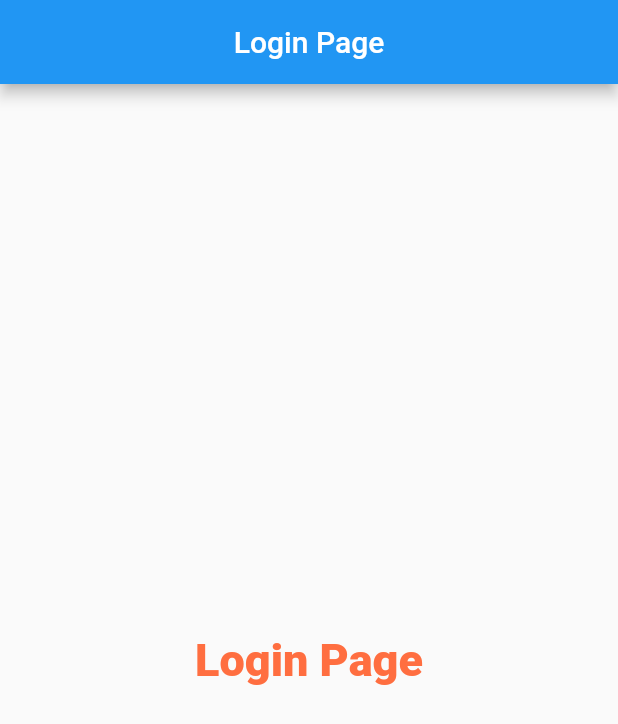
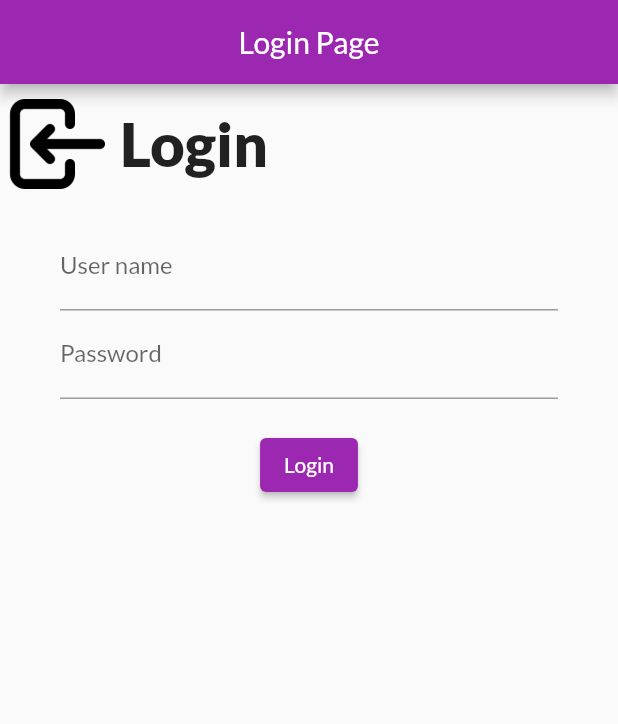
Before and after one commit to vinayak5002/Flutter, a Flutter app: the screen it shows after launch, on a phone screen of 412 x 824 dp. Shown: the top 724 px of the screen. Run offline on Flutter 3.47's test engine with Material 2 defaults, Android fonts, the phone set to English and light mode, and no system bars; our stand-ins replace google_fonts.

Commit message:
images,fonts,elivatedbutton

```diff
--- a/lib/pages/login.dart
+++ b/lib/pages/login.dart
@@ -1,28 +1,60 @@
 import 'package:flutter/material.dart';
+import 'package:google_fonts/google_fonts.dart';
 
 class LoginPage extends StatelessWidget {
   @override
   Widget build(BuildContext context) {
     return MaterialApp(
+      themeMode: ThemeMode.light,
+      theme: ThemeData(
+        primarySwatch: Colors.purple,
+        fontFamily: GoogleFonts.lato().fontFamily,
+        ),
+      darkTheme: ThemeData(brightness: Brightness.dark,fontFamily: GoogleFonts.lato().fontFamily),
       home: Scaffold(
         appBar: AppBar(
           title: Text("Login Page"),
           centerTitle: true,
         ),
-        body: Center(
-          child: Text(
-            "Login Page",
-            style: TextStyle(
-              fontSize: 30,
-              color: Colors.deepOrangeAccent,
-              fontWeight: FontWeight.w800,
+        body: Column(
+          children: [
+            Row(
+              children: [
+                Image.asset("assets/images/login_icon.png", height: 80, width: 80,),
+                Text(
+                  "Login",
+                  style: TextStyle(
+                    fontSize: 40,
+                    fontWeight: FontWeight.w800
+                  ),
+                ),
+              ],
             ),
-          )
-        ),
+            Padding(
+              padding: const EdgeInsets.symmetric(vertical :12.0, horizontal: 40),
+              child: Column(
+                children: [
+                  TextFormField(
+                    decoration: InputDecoration(
+                      hintText: "Enter user name",
+                      labelText: "User name"
+                    ),
+                  ),
+                  TextFormField(
+                    obscureText: true,
+                    decoration: InputDecoration(
+                      hintText: "Enter Password",
+                      labelText: "Password"
+                    ),
+                  ),
+                  SizedBox(height:20),
+                  ElevatedButton(onPressed: () {}, child: Text("Login")),
+                ],
+              ),
+            ),
+          ],
+        )
       ),
-      // child: Center(
-      //   child: Text("Login Page")
-      // ),
     );
   }
 }
--- a/pubspec.yaml
+++ b/pubspec.yaml
@@ -28,6 +28,7 @@ dependencies:
   # The following adds the Cupertino Icons font to your application.
   # Use with the CupertinoIcons class for iOS style icons.
   cupertino_icons: ^1.0.2
+  google_fonts: ^2.1.0
 
 dev_dependencies:
   flutter_test:
@@ -45,8 +46,8 @@ flutter:
   uses-material-design: true
 
   # To add assets to your application, add an assets section, like this:
-assets:
-   - assets/images
+  assets:
+    - assets/images/
   #   - images/a_dot_ham.jpeg
 
   # An image asset can refer to one or more resolution-specific "variants", see
```
Also changed, not shown: pubspec.lock.
